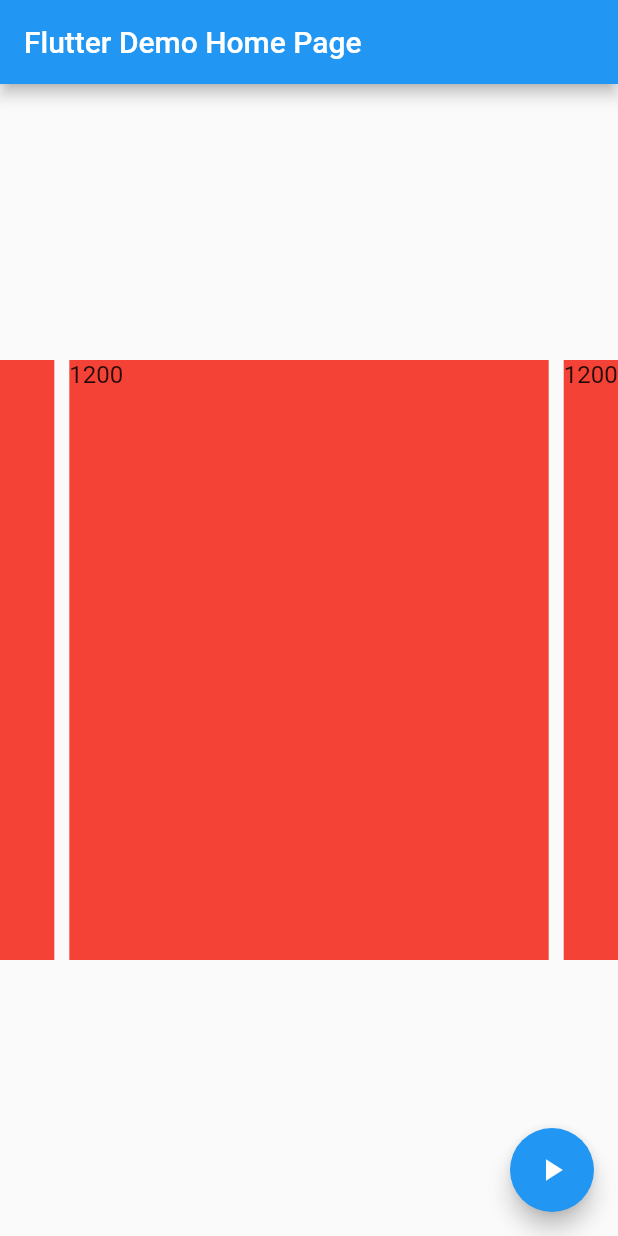
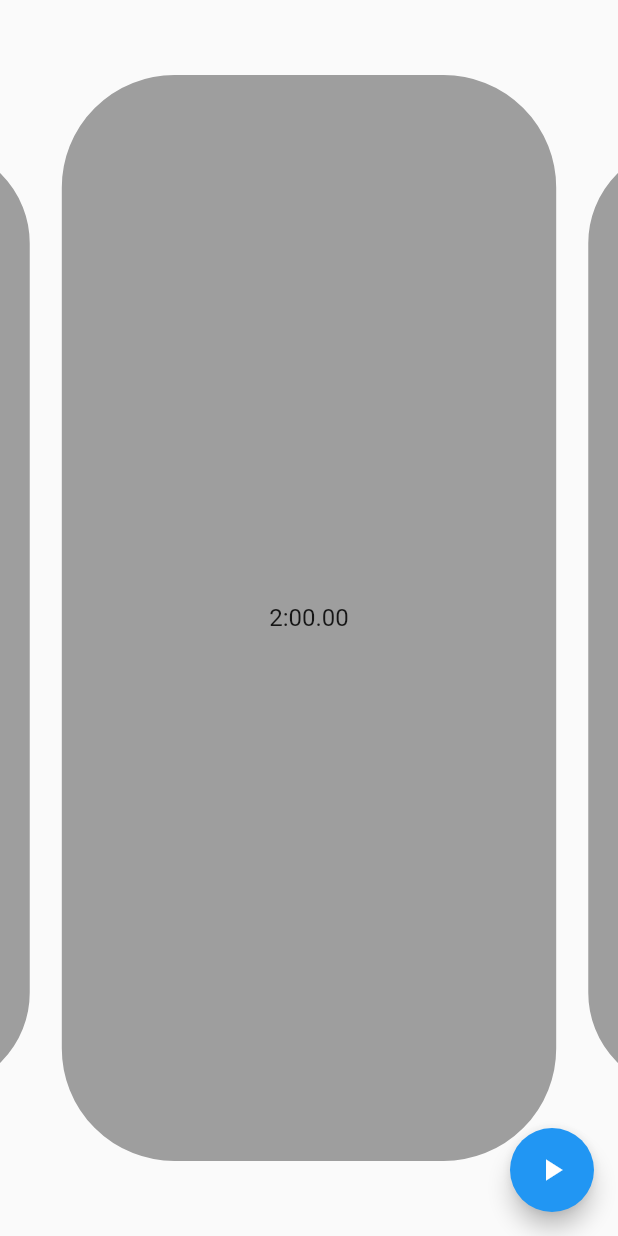
Before and after one commit to OleKN/GameTimer, a Flutter app: the screen it shows after launch, on a phone screen of 412 x 824 dp. Run offline on Flutter 3.47's test engine with Material 2 defaults, Android fonts, the light colour scheme and no system bars; drawn by our look-alikes of carousel_slider; missing offline and left inert: pausable_timer.

Commit message:
Fixed timer formatting

```diff
--- a/lib/main.dart
+++ b/lib/main.dart
@@ -52,22 +52,20 @@
 }
 
 class Player{
-  var countDown = 1200;
-  var increment = 50;
+  var countDown = 120.0;
+  var increment = 5.0;
   final Function() notifyParent;
   late PausableTimer timer;
   var name = "Player 1";
-  // var timeLeft = 120;
-  // var timeRunning = false;
 
   Player({required this.notifyParent}){
     print("Hello");
-    timer = PausableTimer(Duration(milliseconds: 100), handleTimeout);
+    timer = PausableTimer(Duration(milliseconds: 10), handleTimeout);
     //timer.start();
   }
 
   void handleTimeout(){
-    countDown--;
+    countDown = countDown - 0.01;
     if (countDown > 0) {
       // we know the callback won't be called before the constructor ends, so
       // it is safe to use !
@@ -84,10 +82,32 @@
       countDown += increment;
     }
   }
+
+  String formattedTime() {
+    if (countDown < 0) return 'Outatime';
+    int flooredValue = countDown.floor();
+    int minutes = (flooredValue / 60).floor();
+    int seconds = flooredValue - minutes * 60;
+    double decimalValue = countDown - flooredValue;
+    String minuteString = minutes.toString();
+    String secondString = getSecondsString(seconds);
+    String decimalString = getDecimalString(decimalValue);
+
+    return '$minuteString:$secondString.$decimalString';
+  }
+
+  String getSecondsString(int secondsValue) {
+    return secondsValue.toString().padLeft(2, '0');
+  }
+
+  String getDecimalString(double decimalValue) {
+    return '${(decimalValue * 100).toInt()}'.padLeft(2, '0');
+  }
+
+
 }
 
 class _MyHomePageState extends State<MyHomePage> {
-  int _counter = 0;
   var _gameIsRunning = false;
   var _gameHasStarted = false;
   int _index = 0;
@@ -99,22 +119,8 @@
 
   late List<Player> players = [
     Player(notifyParent: refresh),
-    Player(notifyParent: refresh),
-    Player(notifyParent: refresh),
-    Player(notifyParent: refresh),
     Player(notifyParent: refresh)
   ];
-
-  void _incrementCounter() {
-    setState(() {
-      // This call to setState tells the Flutter framework that something has
-      // changed in this State, which causes it to rerun the build method below
-      // so that the display can reflect the updated values. If we changed
-      // _counter without calling setState(), then the build method would not be
-      // called again, and so nothing would appear to happen.
-      _counter++;
-    });
-  }
 
   @override
   Widget build(BuildContext context) {
@@ -125,17 +131,15 @@
     // fast, so that you can just rebuild anything that needs updating rather
     // than having to individually change instances of widgets.
     return Scaffold(
-      appBar: AppBar(
-        // Here we take the value from the MyHomePage object that was created by
-        // the App.build method, and use it to set our appbar title.
-        title: Text(widget.title),
-      ),
+
       body: Center(
         // Center is a layout widget. It takes a single child and positions it
         // in the middle of the parent.
         child: CarouselSlider(
           carouselController: buttonCarouselController,
-          options: CarouselOptions(height: 400.0, onPageChanged: onNextPlayer),
+          options: CarouselOptions(onPageChanged: onNextPlayer,
+            height: MediaQuery.of(context).size.height,
+            enlargeCenterPage: true,),
           items: players.map((i) {
             return Builder(
               builder: (BuildContext context) {
@@ -149,18 +153,28 @@
         onPressed: startPauseGame,
         tooltip: 'start',
         child: _gameIsRunning ? const Icon(Icons.pause) : const Icon(Icons.play_arrow),
-      ), // This trailing comma makes auto-formatting nicer for build methods.
+      ), // This trailing comma makes auto-formatting nicer for build methods.flutter
     );
   }
 
   Widget getContainer(Player player){
     return Container(
-      width: MediaQuery.of(context).size.width,
-      margin: EdgeInsets.symmetric(horizontal: 5.0),
-      decoration: BoxDecoration(
-          color: Colors.red
+        width: MediaQuery.of(context).size.width,
+        margin: EdgeInsets.symmetric(horizontal: 0.0, vertical: 50),
+        decoration: BoxDecoration(
+          color: Colors.grey,
+          border: Border.all(
+            color: Colors.grey,
+            width: 8,
+          ),
+          borderRadius: BorderRadius.circular(75),
+        ),
+        child: Center(
+          child: Text(
+            player.formattedTime(),
+            style: TextStyle(fontSize: 16.0),
+          ),
       ),
-      child: Text(player.countDown.toString(), style: TextStyle(fontSize: 16.0),)
     );
   }
 
```
